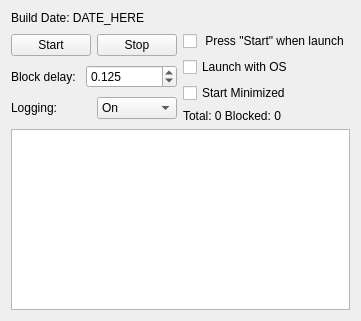
This is mainwindow.ui in In-line/DoubleClickFix as Qt 5 draws it before an edit. The edited form follows.
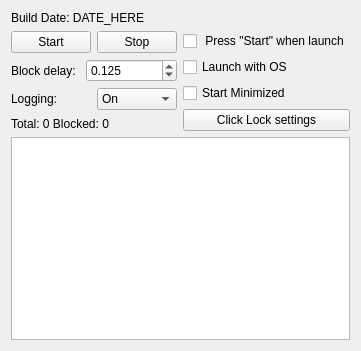
This is the edited form. Icons and pictures are not drawn.

```diff
--- a/mainwindow.ui
+++ b/mainwindow.ui
@@ -7,7 +7,7 @@
     <x>0</x>
     <y>0</y>
     <width>344</width>
-    <height>321</height>
+    <height>351</height>
    </rect>
   </property>
   <property name="sizePolicy">
@@ -38,8 +38,15 @@
   <property name="autoFillBackground">
    <bool>false</bool>
   </property>
-  <layout class="QGridLayout" name="gridLayout">
-   <item row="1" column="0">
+  <layout class="QFormLayout" name="formLayout">
+   <item row="0" column="0">
+    <widget class="QLabel" name="BuildDateLabel">
+     <property name="text">
+      <string>Build Date: DATE_HERE</string>
+     </property>
+    </widget>
+   </item>
+   <item row="2" column="0">
     <layout class="QHBoxLayout" name="horizontalLayout_4">
      <property name="sizeConstraint">
       <enum>QLayout::SetMaximumSize</enum>
@@ -122,8 +129,19 @@
          </item>
         </layout>
        </item>
+       <item>
+        <widget class="QLabel" name="label_2">
+         <property name="text">
+          <string>Total: 0 Blocked: 0</string>
+         </property>
+        </widget>
+       </item>
       </layout>
      </item>
+    </layout>
+   </item>
+   <item row="2" column="1">
+    <layout class="QHBoxLayout" name="horizontalLayout_5">
      <item>
       <layout class="QVBoxLayout" name="verticalLayout">
        <item>
@@ -163,9 +181,18 @@
         </widget>
        </item>
        <item>
-        <widget class="QLabel" name="label_2">
+        <widget class="QPushButton" name="ClickLockSettingsButton">
+         <property name="enabled">
+          <bool>true</bool>
+         </property>
+         <property name="sizePolicy">
+          <sizepolicy hsizetype="Minimum" vsizetype="Maximum">
+           <horstretch>0</horstretch>
+           <verstretch>0</verstretch>
+          </sizepolicy>
+         </property>
          <property name="text">
-          <string>Total: 0 Blocked: 0</string>
+          <string>Click Lock settings</string>
          </property>
         </widget>
        </item>
@@ -173,7 +200,7 @@
      </item>
     </layout>
    </item>
-   <item row="2" column="0">
+   <item row="4" column="0" colspan="2">
     <widget class="QPlainTextEdit" name="plainTextEdit">
      <property name="sizePolicy">
       <sizepolicy hsizetype="Expanding" vsizetype="Expanding">
@@ -181,12 +208,17 @@
        <verstretch>0</verstretch>
       </sizepolicy>
      </property>
-    </widget>
-   </item>
-   <item row="0" column="0">
-    <widget class="QLabel" name="BuildDateLabel">
-     <property name="text">
-      <string>Build Date: DATE_HERE</string>
+     <property name="sizeAdjustPolicy">
+      <enum>QAbstractScrollArea::AdjustIgnored</enum>
+     </property>
+     <property name="tabChangesFocus">
+      <bool>true</bool>
+     </property>
+     <property name="readOnly">
+      <bool>true</bool>
+     </property>
+     <property name="textInteractionFlags">
+      <set>Qt::TextSelectableByKeyboard|Qt::TextSelectableByMouse</set>
      </property>
     </widget>
    </item>
```
Left out of the diff: 2 changed lines with no effect on the pictures.
